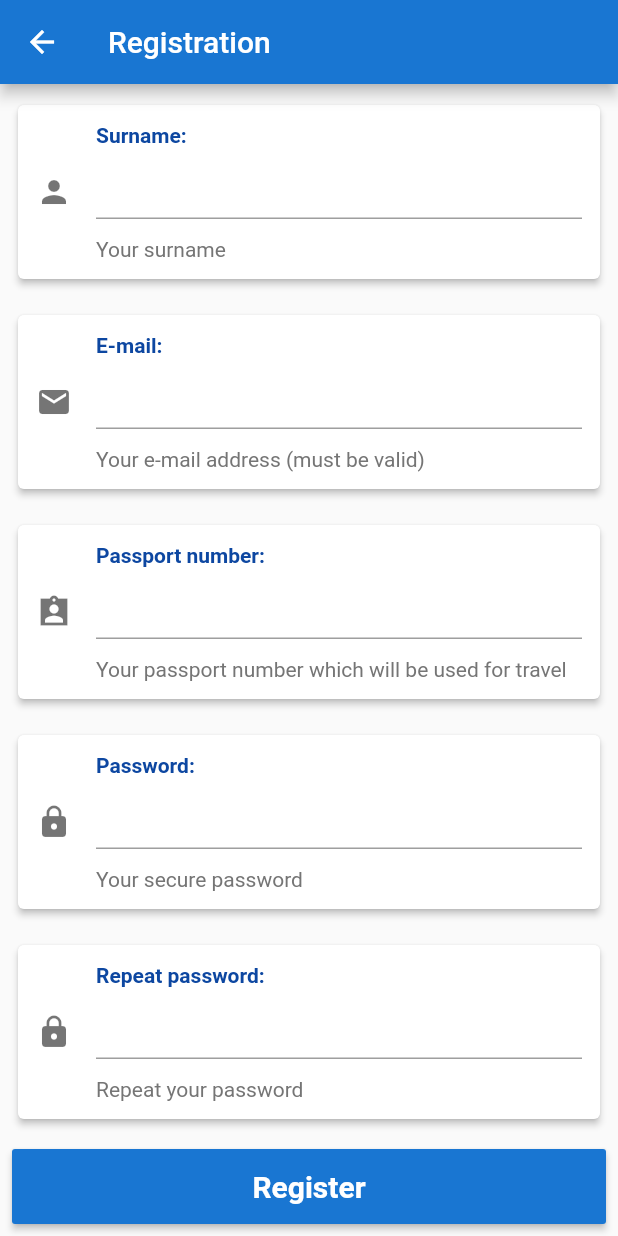
After one commit to Qwerasdzxc/RAF-Airlines-Mobile-application, a Flutter app: the RegistrationPage screen opened directly, scrolled down 212 dp, after a tap on "Register", on a phone screen of 412 x 824 dp. The commit adds this screen. Run offline on Flutter 3.47's test engine with Material 2 defaults, Android fonts, the phone set to English and light mode, and no system bars; our stand-ins replace bloc, dio, equatable, flutter_bloc.

Commit message:
Registration page UI

```diff
--- a/lib/login/login_page.dart
+++ b/lib/login/login_page.dart
@@ -4,6 +4,8 @@ import 'package:flutter/material.dart';
 import 'package:flutter_bloc/flutter_bloc.dart';
 import 'package:raf_airlines_client/home/home_page.dart';
 import 'package:raf_airlines_client/login/bloc/login_bloc.dart';
+import 'package:raf_airlines_client/login/register/bloc/registration_bloc.dart';
+import 'package:raf_airlines_client/login/register/registration_page.dart';
 import 'package:raf_airlines_client/ui/card_widget.dart';
 
 class LoginPage extends StatefulWidget {
@@ -12,7 +14,8 @@ class LoginPage extends StatefulWidget {
 }
 
 class _LoginPageState extends State<LoginPage> with TickerProviderStateMixin {
-  final TextEditingController _emailController = TextEditingController(text: "client@raf-airlines.com");
+  final TextEditingController _emailController =
+      TextEditingController(text: "client@raf-airlines.com");
   final TextEditingController _passwordController = TextEditingController(text: "pAsSwOrD");
 
   AnimationController _rotationController;
@@ -183,8 +186,7 @@ class _LoginPageState extends State<LoginPage> with TickerProviderStateMixin {
                     ),
                   ),
                   BlocConsumer<LoginBloc, LoginState>(listener: (context, state) {
-                    if (state is LoginSuccessful)
-                      navigateToHomeScreen();
+                    if (state is LoginSuccessful) navigateToHomeScreen();
                   }, builder: (context, state) {
                     if (state is LoginInitial || state is LoginError)
                       return InkWell(
@@ -209,8 +211,26 @@ class _LoginPageState extends State<LoginPage> with TickerProviderStateMixin {
                         ),
                       );
                     else
-                      return Center(child: CircularProgressIndicator(),);
+                      return Center(
+                        child: CircularProgressIndicator(),
+                      );
                   }),
+                  Align(
+                    alignment: Alignment.bottomCenter,
+                    child: Center(
+                      child: InkWell(
+                        onTap: () => Navigator.of(context).push(MaterialPageRoute(
+                            builder: (_) => BlocProvider(
+                                  create: (_) => RegistrationBloc(),
+                                  child: RegistrationPage(),
+                                ))),
+                        child: Text(
+                          "Don't have an account? Register here",
+                          style: TextStyle(decoration: TextDecoration.underline),
+                        ),
+                      ),
+                    ),
+                  )
                 ],
               ),
             ),
--- /dev/null
+++ b/lib/login/register/bloc/registration_bloc.dart
@@ -0,0 +1,18 @@
+import 'dart:async';
+
+import 'package:bloc/bloc.dart';
+import 'package:equatable/equatable.dart';
+
+part 'registration_event.dart';
+part 'registration_state.dart';
+
+class RegistrationBloc extends Bloc<RegistrationEvent, RegistrationState> {
+  RegistrationBloc() : super(RegistrationInitial());
+
+  @override
+  Stream<RegistrationState> mapEventToState(
+    RegistrationEvent event,
+  ) async* {
+    // TODO: implement mapEventToState
+  }
+}
--- /dev/null
+++ b/lib/login/register/bloc/registration_event.dart
@@ -0,0 +1,5 @@
+part of 'registration_bloc.dart';
+
+abstract class RegistrationEvent extends Equatable {
+  const RegistrationEvent();
+}
--- /dev/null
+++ b/lib/login/register/bloc/registration_state.dart
@@ -0,0 +1,10 @@
+part of 'registration_bloc.dart';
+
+abstract class RegistrationState extends Equatable {
+  const RegistrationState();
+}
+
+class RegistrationInitial extends RegistrationState {
+  @override
+  List<Object> get props => [];
+}
--- /dev/null
+++ b/lib/login/register/registration_page.dart
@@ -0,0 +1,103 @@
+import 'package:flutter/material.dart';
+import 'package:raf_airlines_client/ui/white_list_item.dart';
+
+class RegistrationPage extends StatelessWidget {
+  final TextEditingController _nameController = TextEditingController();
+  final TextEditingController _surnameController = TextEditingController();
+  final TextEditingController _emailController = TextEditingController();
+  final TextEditingController _passportController = TextEditingController();
+  final TextEditingController _password1Controller = TextEditingController();
+  final TextEditingController _password2Controller = TextEditingController();
+
+  @override
+  Widget build(BuildContext context) {
+    return Scaffold(
+      appBar: AppBar(
+        title: Text("Registration"),
+      ),
+      body: ListView(
+        children: [
+          Padding(
+            padding: const EdgeInsets.all(12),
+            child: RichText(
+              textAlign: TextAlign.center,
+              text: TextSpan(
+                  style: TextStyle(
+                      fontSize: 16,
+                      fontWeight: FontWeight.w500,
+                      color: Colors.grey,
+                      fontFamily: 'Axiforma'),
+                  children: [
+                    TextSpan(
+                      text: "Welcome to ",
+                    ),
+                    TextSpan(
+                        text: "RAF Airlines! ",
+                        style: TextStyle(
+                            color: Theme.of(context).primaryColorDark,
+                            decoration: TextDecoration.underline)),
+                    TextSpan(
+                      text: "Here you can create your new account and start flying with us",
+                    ),
+                  ]),
+            ),
+          ),
+          WhiteListItem(
+              icon: Icons.person,
+              title: "Name:",
+              subtitle: "Your name",
+              child: TextField(
+                controller: _nameController,
+              )),
+          WhiteListItem(
+              icon: Icons.person,
+              title: "Surname:",
+              subtitle: "Your surname",
+              child: TextField(
+                controller: _surnameController,
+              )),
+          WhiteListItem(
+              icon: Icons.email,
+              title: "E-mail:",
+              subtitle: "Your e-mail address (must be valid)",
+              child: TextField(
+                controller: _emailController,
+              )),
+          WhiteListItem(
+              icon: Icons.assignment_ind_sharp,
+              title: "Passport number:",
+              subtitle: "Your passport number which will be used for travel",
+              child: TextField(
+                controller: _passportController,
+              )),
+          WhiteListItem(
+              icon: Icons.lock,
+              title: "Password:",
+              subtitle: "Your secure password",
+              child: TextField(
+                controller: _password1Controller,
+              )),
+          WhiteListItem(
+              icon: Icons.lock,
+              title: "Repeat password:",
+              subtitle: "Repeat your password",
+              child: TextField(
+                controller: _password2Controller,
+              )),
+          Padding(
+            padding: const EdgeInsets.all(8),
+            child: MaterialButton(
+              color: Theme.of(context).primaryColor,
+              height: 50,
+              child: Text(
+                "Register",
+                style: TextStyle(color: Colors.white, fontSize: 20, fontWeight: FontWeight.bold),
+              ),
+              onPressed: () => print(""),
+            ),
+          )
+        ],
+      ),
+    );
+  }
+}
--- a/lib/main.dart
+++ b/lib/main.dart
@@ -16,7 +16,7 @@ class MyApp extends StatelessWidget {
     return MaterialApp(
       title: 'RAF Airlines',
       theme: ThemeData(
-        primarySwatch: Colors.blue,
+        primaryColor: Colors.blue[700],
         primaryColorDark: Colors.blue[900]
       ),
       home: BlocProvider<LoginBloc>(
--- a/lib/models/user.dart
+++ b/lib/models/user.dart
@@ -10,6 +10,7 @@ class User extends Equatable {
   final String name;
   final String surname;
   final String email;
+  final String passport;
 
   final Tier tier;
 
@@ -19,6 +20,7 @@ class User extends Equatable {
       @required this.name,
       @required this.surname,
       @required this.email,
+      @required this.passport,
       @required this.tier});
 
   factory User.fromJson(Map json) => User(
@@ -27,6 +29,7 @@ class User extends Equatable {
       name: json["name"],
       surname: json["surname"],
       email: json["email"],
+      passport: json["passport"],
       tier: Tier.fromJson(json["tier"]));
 
   @override
--- /dev/null
+++ b/lib/ui/white_list_item.dart
@@ -0,0 +1,60 @@
+import 'package:flutter/material.dart';
+
+class WhiteListItem extends StatelessWidget {
+  final IconData icon;
+  final String title;
+  final String subtitle;
+  final Widget child;
+
+  const WhiteListItem(
+      {Key key, @required this.icon, @required this.title, @required this.child, this.subtitle})
+      : super(key: key);
+
+  @override
+  Widget build(BuildContext context) {
+    return Padding(
+      padding: const EdgeInsets.all(8),
+      child: Card(
+        elevation: 2,
+        child: Container(
+          padding: const EdgeInsets.all(12),
+          decoration: BoxDecoration(
+              color: Colors.white, borderRadius: BorderRadius.all(Radius.circular(12))),
+          child: Row(
+            mainAxisAlignment: MainAxisAlignment.start,
+            children: [
+              Icon(
+                icon,
+                color: Colors.black54,
+              ),
+              SizedBox(
+                width: 16,
+              ),
+              Expanded(
+                child: Column(
+                  crossAxisAlignment: CrossAxisAlignment.stretch,
+                  children: [
+                    Text(
+                      title,
+                      style: TextStyle(
+                          fontWeight: FontWeight.bold, color: Theme.of(context).primaryColorDark),
+                    ),
+                    child,
+                    if (subtitle != null)
+                      Padding(
+                        padding: const EdgeInsets.only(top: 12),
+                        child: Text(
+                          subtitle,
+                          style: TextStyle(color: Colors.grey[600]),
+                        ),
+                      )
+                  ],
+                ),
+              ),
+            ],
+          ),
+        ),
+      ),
+    );
+  }
+}
```
Also changed, not shown: 1 other file.
